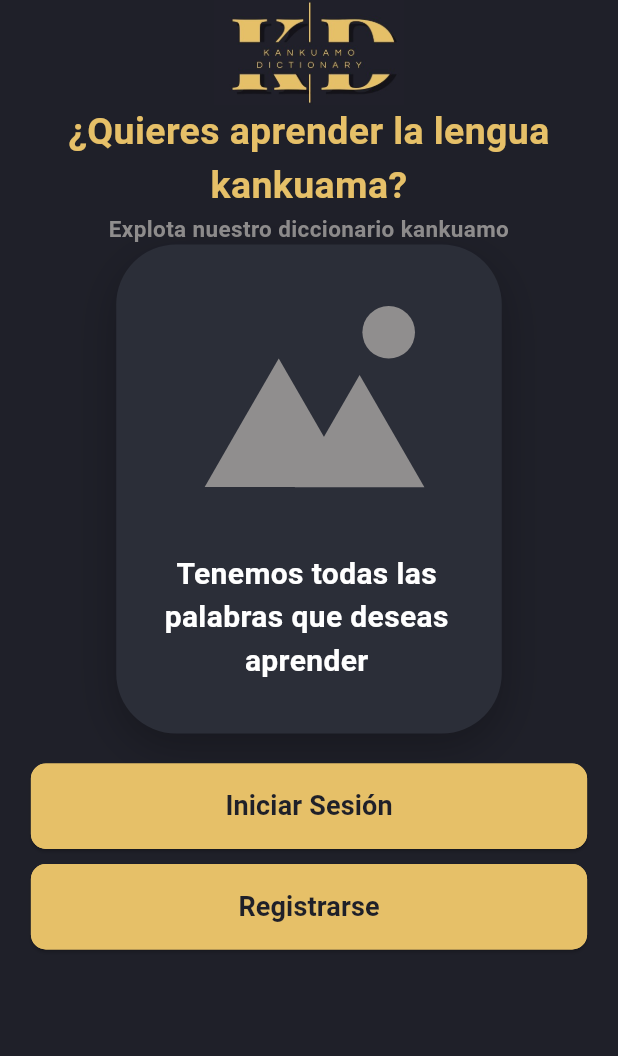
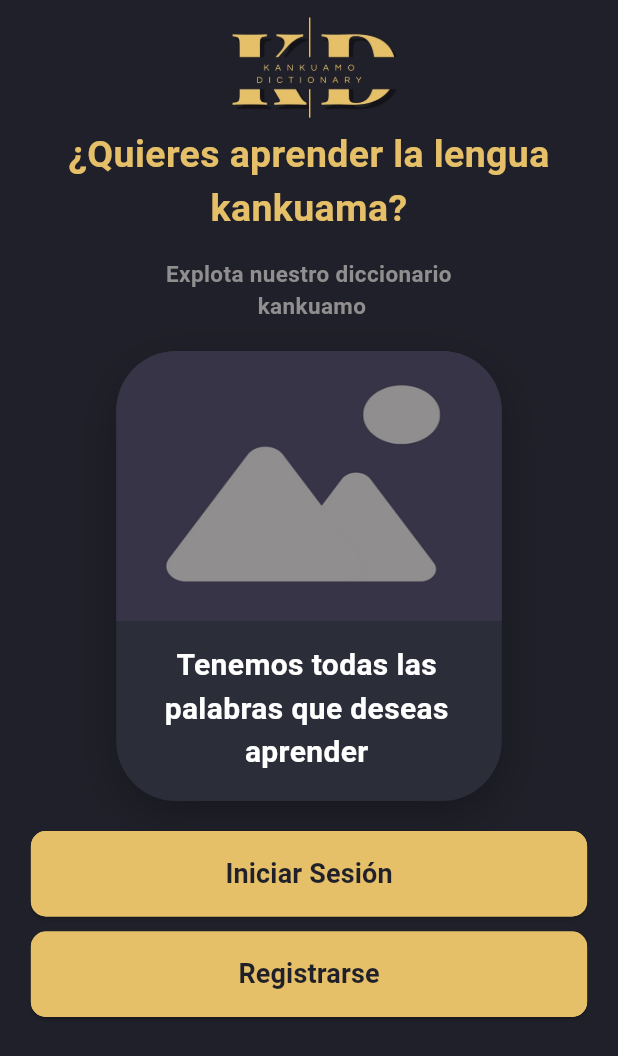
Before and after one commit to Jsrodriguez03/Frontend-DiccionarioKMovil, a Flutter app: the Welcome screen opened by its route, on a phone screen of 412 x 824 dp. Shown: the top 1056 px of the screen. Run offline on Flutter 3.47's test engine with Material 2 defaults, Android fonts, the phone set to English and light mode, and no system bars; our stand-ins replace carousel_slider, get; missing offline and left inert: animation_search_bar.

Commit message:
Updating Welcome Page

```diff
--- a/lib/ui/pages/Profile/profile_adm.dart
+++ b/lib/ui/pages/Profile/profile_adm.dart
@@ -96,7 +96,7 @@ class ProfileAdm extends StatelessWidget {
               color: appTheme.color("secondary"),
               fontWeight: FontWeight.w900,
             ),
-            textAlign: TextAlign.left, // Alineación a la izquierda
+            textAlign: TextAlign.left,
           ),
           const SizedBox(height: 10),
           CustomElevatedButton(
--- a/lib/ui/pages/Welcome/welcome.dart
+++ b/lib/ui/pages/Welcome/welcome.dart
@@ -1,6 +1,7 @@
 import 'package:flutter/material.dart';
 import 'package:frontend_diccionario/ui/config/theme/app_theme.dart';
 import 'package:frontend_diccionario/ui/widgets/Buttoms/CustomElevationButtom.dart';
+import 'package:frontend_diccionario/ui/widgets/Logo/logo.dart';
 import 'package:frontend_diccionario/ui/widgets/Textos/textos.dart';
 import 'package:get/get.dart';
 
@@ -15,30 +16,30 @@ class Welcome extends StatelessWidget {
       body: Column(
         crossAxisAlignment: CrossAxisAlignment.center,
         children: [
-          //LOGO
-          SizedBox(
-            height: 70,
-            width: 1200,
-            child: Image.asset("assets/Logo.jpeg", fit: BoxFit.contain),
-          ),
-
+          const Logo(),
+          const SizedBox(height: 5),
           TextWelcome(
             appTheme: appTheme,
             size: 25,
             title: "¿Quieres aprender la lengua kankuama?",
             colorText: appTheme.color("secondary"),
           ),
-
+          const SizedBox(height: 15),
           TextWelcome(
             appTheme: appTheme,
             size: 15,
-            title: "Explota nuestro diccionario kankuamo",
+            title: "Explota nuestro diccionario \n kankuamo",
             colorText: appTheme.color("third"),
           ),
-
+          const SizedBox(height: 20),
           const CardWelcome(),
-
           const SizedBox(height: 20),
+          // ElevatedButton(
+          //   onPressed: () {
+          //     Get.toNamed("/login-in");
+          //   },
+          //   child: const Text("Inisiar Sesión"),
+          // ),
           CustomElevatedButton(
             buttonText: "Iniciar Sesión",
             onPressed: () {
@@ -65,10 +66,10 @@ class CardWelcome extends StatelessWidget {
   Widget build(BuildContext context) {
     return SizedBox(
       width: 257,
-      height: 326,
+      height: 300,
       child: Container(
         width: 257,
-        height: 326,
+        height: 300,
         decoration: BoxDecoration(
           color: const Color(0xFF2B2E38),
           borderRadius: BorderRadius.circular(40),
@@ -83,85 +84,29 @@ class CardWelcome extends StatelessWidget {
         ),
         child: Stack(
           children: [
+            //Texto
             const Positioned(
               left: 28,
-              top: 205,
+              top: 195,
               child: SizedBox(
                 width: 198,
-                child: Text(
-                  'Tenemos todas las palabras que deseas aprender',
-                  textAlign: TextAlign.center,
-                  style: TextStyle(
-                    color: Colors.white,
-                    fontSize: 20,
-                    fontFamily: 'Roboto',
-                    fontWeight: FontWeight.w700,
-                  ),
+                child: Texto(
+                  title: 'Tenemos todas las palabras que deseas aprender',
+                  colorText: Colors.white,
+                  size: 20,
+                  fontWeight: FontWeight.w700,
                 ),
               ),
             ),
-            Positioned(
-              left: 28,
-              top: 41,
+
+            ClipRRect(
+              borderRadius: const BorderRadius.vertical(
+                top: Radius.circular(40),
+              ),
               child: SizedBox(
-                width: 201,
-                height: 149.10,
-                child: Stack(
-                  children: [
-                    Positioned(
-                      left: 134.20,
-                      top: 0,
-                      child: Container(
-                        width: 38.86,
-                        height: 35.08,
-                        decoration: const BoxDecoration(
-                          color: Color(0xFF908E8E),
-                          shape: BoxShape.circle,
-                        ),
-                      ),
-                    ),
-                    Positioned(
-                      left: 0,
-                      top: 35.08,
-                      child: SizedBox(
-                        width: 201,
-                        height: 114.01,
-                        child: Stack(
-                          children: [
-                            Positioned(
-                              left: 0,
-                              top: 0,
-                              child: Container(
-                                width: 160.65,
-                                height: 114.01,
-                                decoration: const ShapeDecoration(
-                                  color: Color(0xFF908E8E),
-                                  shape: StarBorder.polygon(
-                                    sides: 3,
-                                  ),
-                                ),
-                              ),
-                            ),
-                            Positioned(
-                              left: 67.49,
-                              top: 10.96,
-                              child: Container(
-                                width: 133.51,
-                                height: 99.76,
-                                decoration: const ShapeDecoration(
-                                  color: Color(0xFF908E8E),
-                                  shape: StarBorder.polygon(
-                                    sides: 3,
-                                  ),
-                                ),
-                              ),
-                            ),
-                          ],
-                        ),
-                      ),
-                    ),
-                  ],
-                ),
+                height: 180,
+                width: 1000,
+                child: Image.asset("assets/imagen.png", fit: BoxFit.fill),
               ),
             ),
           ],
```
